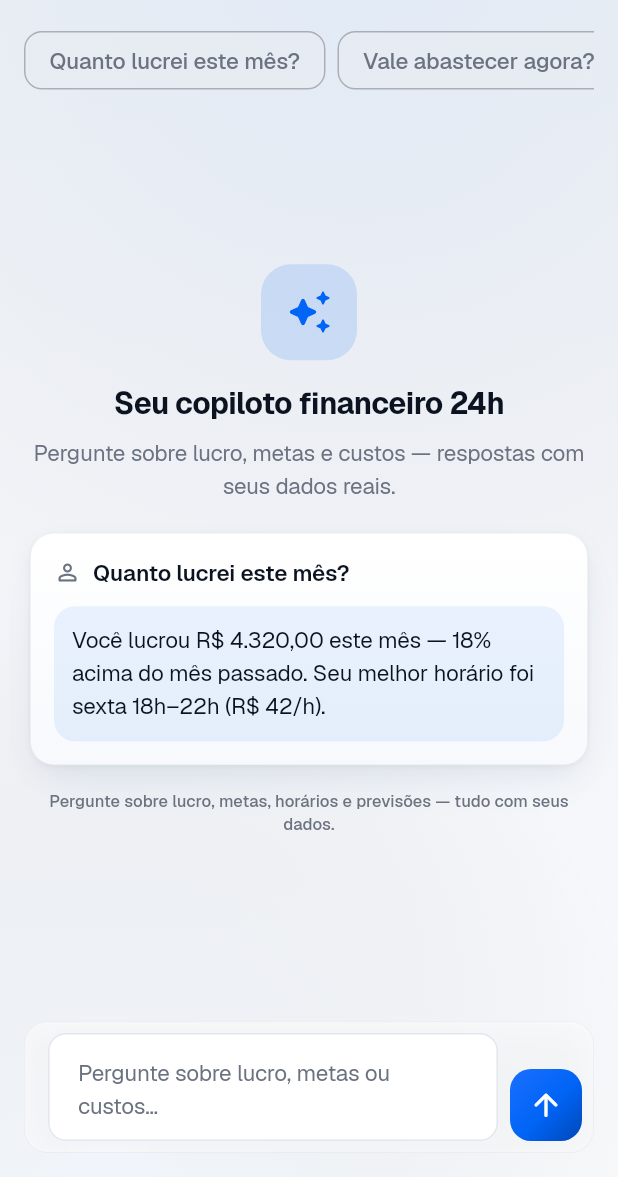
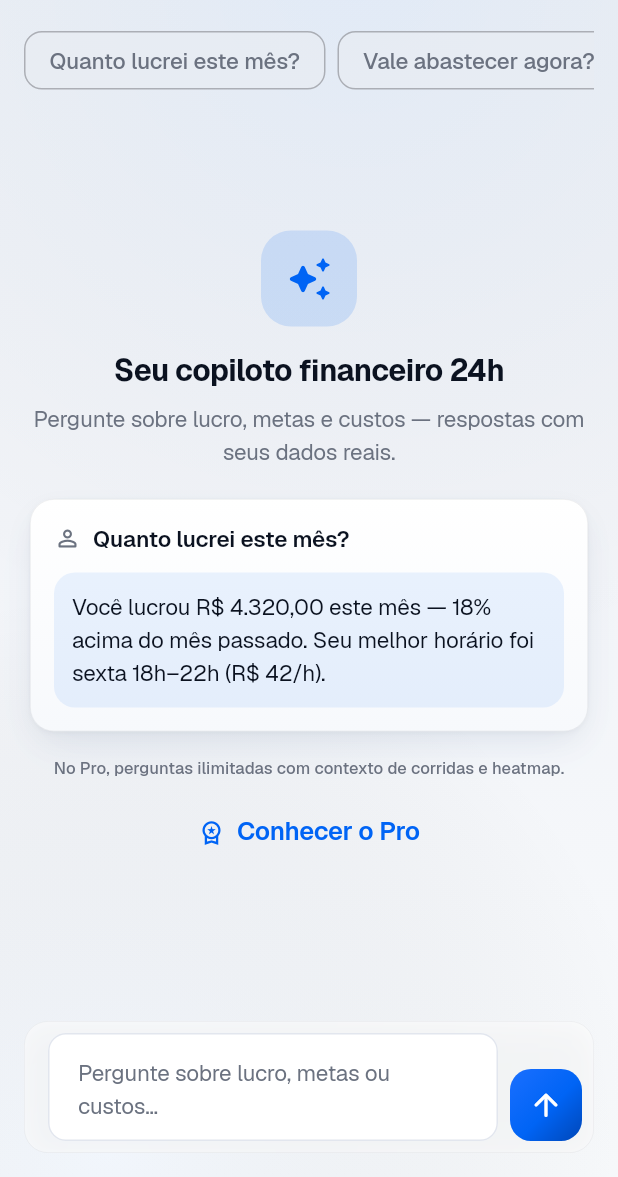
Before and after one commit to solerpedroo/driveflow, a Flutter app: the AiChatScreen screen opened by its route, on a phone screen of 412 x 824 dp, the part 59-1236 px from its top. Run offline on Flutter 3.47's test engine with Material 3 defaults, Android fonts, the phone set to English and light mode, and no system bars; our stand-ins replace app_links, cached_network_image, connectivity_plus, dio, file_picker, fl_chart and 16 more; missing offline and left inert: google_mlkit_text_recognition; accounts and stored records are empty; network calls fail; statements that could not run were skipped.

Commit message:
ai_chat_story_hero.dart: close pending implementation-plan debt
Co-authored-by: Pedro Henrique Contardi Soler <pedrocsoler@hotmail.com>

```diff
--- a/lib/features/ai/presentation/widgets/ai_chat_story_hero.dart
+++ b/lib/features/ai/presentation/widgets/ai_chat_story_hero.dart
@@ -1,8 +1,11 @@
 import 'package:flutter/material.dart';
+import 'package:go_router/go_router.dart';
 
+import '../../../../core/constants/app_constants.dart';
 import '../../../../core/constants/product_story.dart';
 import '../../../../core/theme/app_colors.dart';
 import '../../../../core/theme/app_spacing.dart';
+import '../../../../shared/widgets/design_system/df_button.dart';
 import '../../../../shared/widgets/design_system/df_card.dart';
 
 /// Hero narrativo do chat IA — vende o copiloto com resposta de exemplo.
@@ -85,7 +88,7 @@ class AiChatStoryHero extends StatelessWidget {
           ),
           const SizedBox(height: AppSpacing.lg),
           Text(
-            ProductStory.aiHint,
+            ProductStory.proAiUpsell,
             textAlign: TextAlign.center,
             style: theme.textTheme.labelMedium?.copyWith(
               color: AppColors.secondaryLabel(theme),
@@ -93,6 +96,14 @@ class AiChatStoryHero extends StatelessWidget {
               height: 1.4,
             ),
           ),
+          const SizedBox(height: AppSpacing.md),
+          DfButton(
+            label: 'Conhecer o Pro',
+            icon: Icons.workspace_premium_outlined,
+            variant: DfButtonVariant.tonal,
+            expand: false,
+            onPressed: () => context.push(AppRoutes.paywall),
+          ),
         ],
       ),
     );
```
